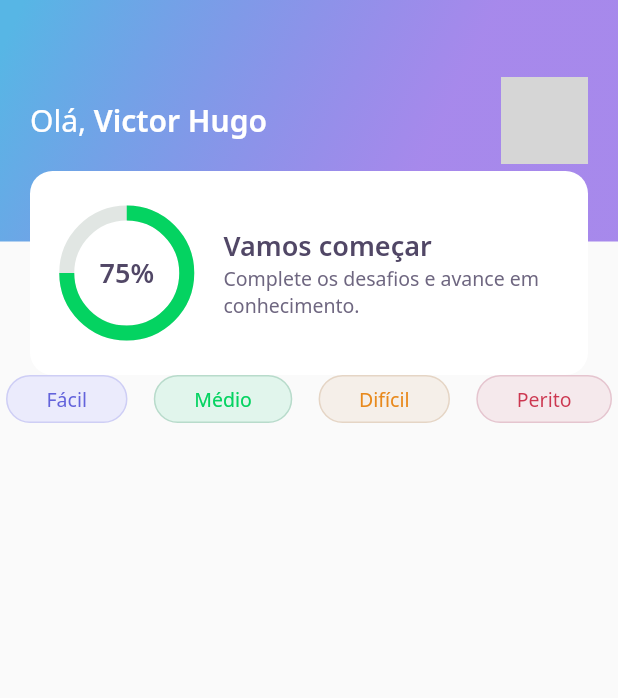
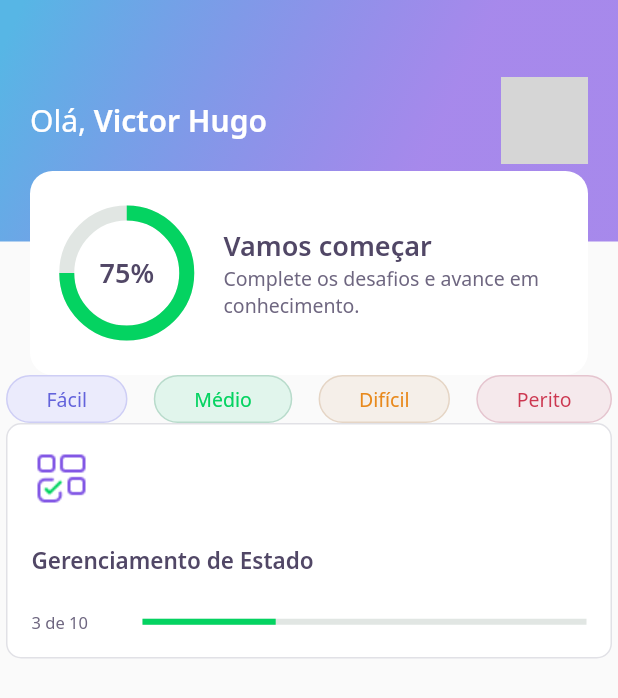
Before and after one commit to victorhugolgr/flutter-quiz-dev, a Flutter app: the screen it shows after launch, on a phone screen of 412 x 824 dp. Shown: the top 698 px of the screen. Run offline on Flutter 3.47's test engine with Material 2 defaults, Android fonts, the phone set to English and light mode, and no system bars; our stand-ins replace google_fonts; network calls fail; grey boxes are pictures that could not be loaded.

Commit message:
create quiz card

```diff
--- a/lib/home/home_page.dart
+++ b/lib/home/home_page.dart
@@ -2,6 +2,7 @@ import 'package:flutter/material.dart';
 
 import 'widgets/appbar/app_bar_widget.dart';
 import 'widgets/level_button/level_button_widget.dart';
+import 'widgets/quiz_card/quiz_card_widget.dart';
 
 class HomePage extends StatefulWidget {
   HomePage({Key? key}) : super(key: key);
@@ -17,13 +18,18 @@ class _HomePageState extends State<HomePage> {
       appBar: AppBarWidget(),
       body: Padding(
         padding: const EdgeInsets.symmetric(horizontal: 4),
-        child: Row(
-          mainAxisAlignment: MainAxisAlignment.spaceBetween,
+        child: Column(
           children: [
-            LevelButtonWidget(label: "Fácil",),
-            LevelButtonWidget(label: "Médio",),
-            LevelButtonWidget(label: "Difícil",),
-            LevelButtonWidget(label: "Perito",),
+            Row(
+              mainAxisAlignment: MainAxisAlignment.spaceBetween,
+              children: [
+                LevelButtonWidget(label: "Fácil",),
+                LevelButtonWidget(label: "Médio",),
+                LevelButtonWidget(label: "Difícil",),
+                LevelButtonWidget(label: "Perito",),
+              ],
+            ),
+            QuizCardWidget()
           ],
         ),
       ),
--- /dev/null
+++ b/lib/home/widgets/quiz_card/quiz_card_widget.dart
@@ -0,0 +1,57 @@
+import 'package:flutter/material.dart';
+
+import '../../../core/app_colors.dart';
+import '../../../core/core.dart';
+
+class QuizCardWidget extends StatelessWidget {
+  const QuizCardWidget({Key? key}) : super(key: key);
+
+  @override
+  Widget build(BuildContext context) {
+    return Container(
+      padding: EdgeInsets.all(16),
+      decoration: BoxDecoration(
+          border: Border.fromBorderSide(
+            BorderSide(color: AppColors.border),
+          ),
+          color: AppColors.white,
+          borderRadius: BorderRadius.circular(10)),
+      child: Column(
+        crossAxisAlignment: CrossAxisAlignment.start,
+        children: [
+          Container(
+            height: 40,
+            width: 40,
+            child: Image.asset(AppImages.blocks),
+          ),
+          SizedBox(height: 24),
+          Text(
+            "Gerenciamento de Estado",
+            style: AppTextStyles.heading15,
+          ),
+          SizedBox(height: 24),
+          Row(
+            children: [
+              Expanded(
+                flex: 1,
+                child: Text(
+                  "3 de 10",
+                  style: AppTextStyles.body11,
+                ),
+              ),
+              Expanded(
+                flex: 4,
+                child: LinearProgressIndicator(
+                  value: 0.3,
+                  backgroundColor: AppColors.chartSecondary,
+                  valueColor:
+                      AlwaysStoppedAnimation<Color>(AppColors.chartPrimary),
+                ),
+              )
+            ],
+          )
+        ],
+      ),
+    );
+  }
+}
```
